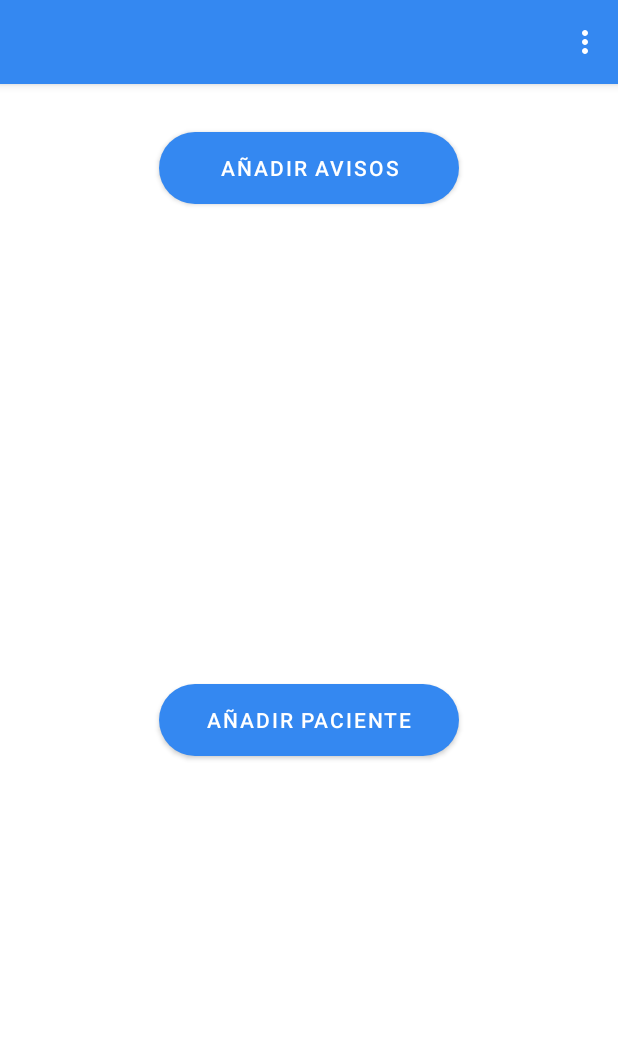
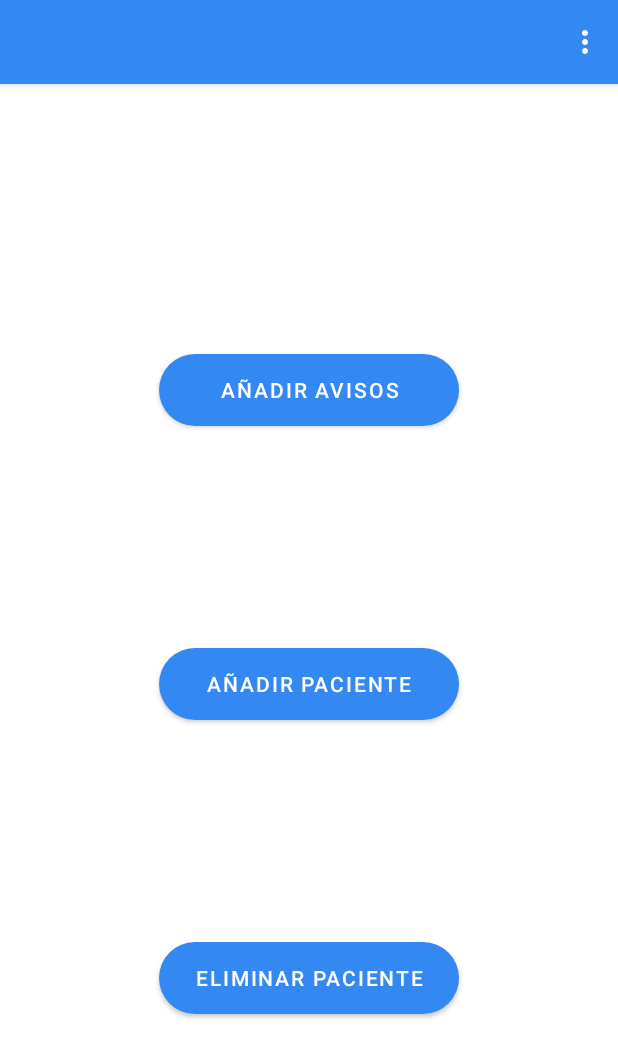
Before and after one commit to Jorgius99/PROYECTO-IOT_1, an Android app: the SuperAdminSecondActivity screen opened directly, with no data from a screen before it, on a phone screen of 412 x 824 dp. Shown: the top 1058 px of the screen. Run offline under Robolectric (Android 15) with nearby library versions, the phone set to English and light mode, and no system bars.

Commit message:
eliminarpacientes

```diff
--- a/app/build.gradle
+++ b/app/build.gradle
@@ -41,6 +41,7 @@ dependencies {
     implementation 'com.google.android.material:material:1.4.0'
     implementation 'androidx.constraintlayout:constraintlayout:2.1.2'
     implementation 'com.google.firebase:firebase-auth:21.0.1'
+    implementation 'com.google.firebase:firebase-database:20.0.3'
     testImplementation 'junit:junit:4.13.2'
     androidTestImplementation 'androidx.test.ext:junit:1.1.3'
     androidTestImplementation 'androidx.test.espresso:espresso-core:3.4.0'
--- a/app/src/main/java/com/example/loginultimodia/SuperAdminSecondActivity.java
+++ b/app/src/main/java/com/example/loginultimodia/SuperAdminSecondActivity.java
@@ -27,6 +27,7 @@ public class SuperAdminSecondActivity extends AppCompatActivity {
     PagerControler pagerAdapter;
     Button BotonAviso;
     Button BotonPaciente;
+    Button BotonEliminar;
 
     @Override
     protected void onCreate(Bundle savedInstanceState) {
@@ -52,7 +53,17 @@ public class SuperAdminSecondActivity extends AppCompatActivity {
                 finish();
             }
         });
+        BotonEliminar=findViewById(R.id.btPacientesEliminar);
+        BotonEliminar.setOnClickListener(new View.OnClickListener() {
+            @Override
+            public void onClick(View view) {
+                Intent intent = new Intent(SuperAdminSecondActivity.this, AbrirEliminarActivity.class);
+                startActivity(intent);
+                finish();
+            }
+        });
     }
+
 
 
 
--- a/app/src/main/res/layout/menu_administrador.xml
+++ b/app/src/main/res/layout/menu_administrador.xml
@@ -6,13 +6,27 @@
     android:layout_height="match_parent">
 
     <Button
+        android:id="@+id/btPacientesEliminar"
+        android:layout_width="200dp"
+        android:layout_height="wrap_content"
+        android:background="@drawable/btn_redondeado_blue"
+        android:text="Eliminar paciente"
+        app:layout_constraintBottom_toBottomOf="parent"
+        app:layout_constraintEnd_toEndOf="@+id/btAvisos"
+        app:layout_constraintHorizontal_bias="0.5"
+        app:layout_constraintStart_toStartOf="@+id/btAvisos"
+        app:layout_constraintTop_toBottomOf="@+id/btPacientes" />
+
+    <Button
         android:id="@+id/btAvisos"
         android:layout_width="200dp"
         android:layout_height="wrap_content"
         android:layout_marginTop="32dp"
         android:background="@drawable/btn_redondeado_blue"
         android:text="Añadir avisos"
+        app:layout_constraintBottom_toTopOf="@+id/btPacientes"
         app:layout_constraintEnd_toEndOf="parent"
+        app:layout_constraintHorizontal_bias="0.5"
         app:layout_constraintStart_toStartOf="parent"
         app:layout_constraintTop_toTopOf="parent" />
 
@@ -22,8 +36,9 @@
         android:layout_height="wrap_content"
         android:background="@drawable/btn_redondeado_blue"
         android:text="Añadir paciente"
-        app:layout_constraintBottom_toBottomOf="parent"
+        app:layout_constraintBottom_toTopOf="@+id/btPacientesEliminar"
         app:layout_constraintEnd_toEndOf="@+id/btAvisos"
+        app:layout_constraintHorizontal_bias="0.5"
         app:layout_constraintStart_toStartOf="@+id/btAvisos"
         app:layout_constraintTop_toBottomOf="@+id/btAvisos" />
 </androidx.constraintlayout.widget.ConstraintLayout>
```
Also changed, not shown: app/src/main/AndroidManifest.xml (+13 -0 lines), app/src/main/java/com/example/loginultimodia/AbrirEliminarActivity.java (added, +36 -0 lines), app/src/main/java/com/example/loginultimodia/EliminarPacienteActivity.java (added, +46 -0 lines), app/src/main/res/layout/cuestionario_eliminar.xml (added, +50 -0 lines), 23 other files.
